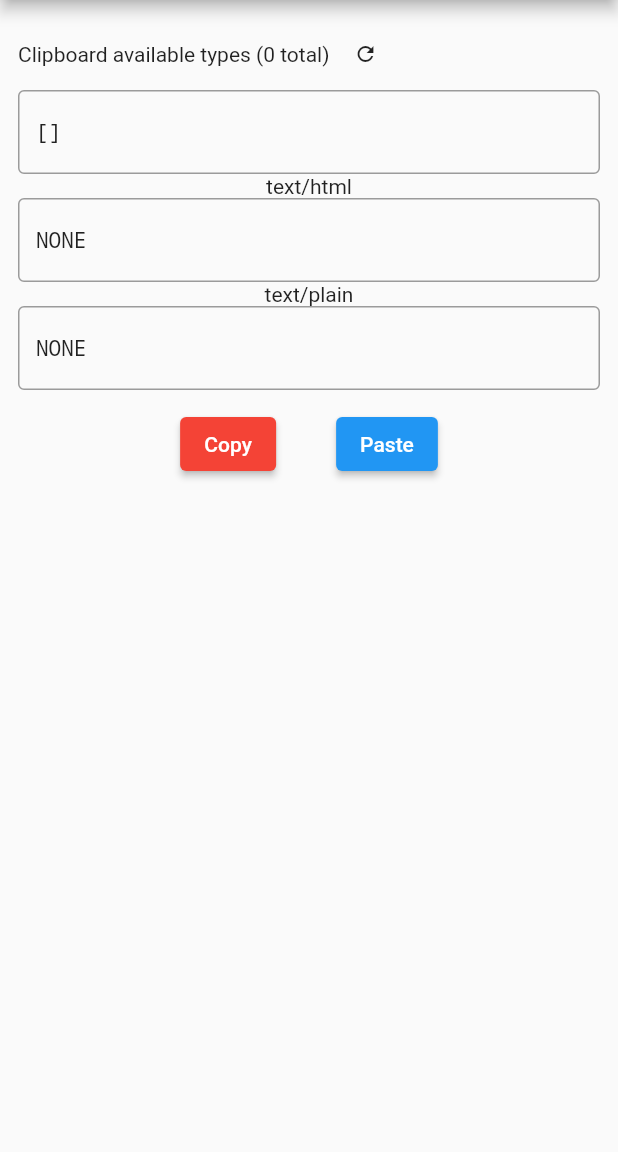
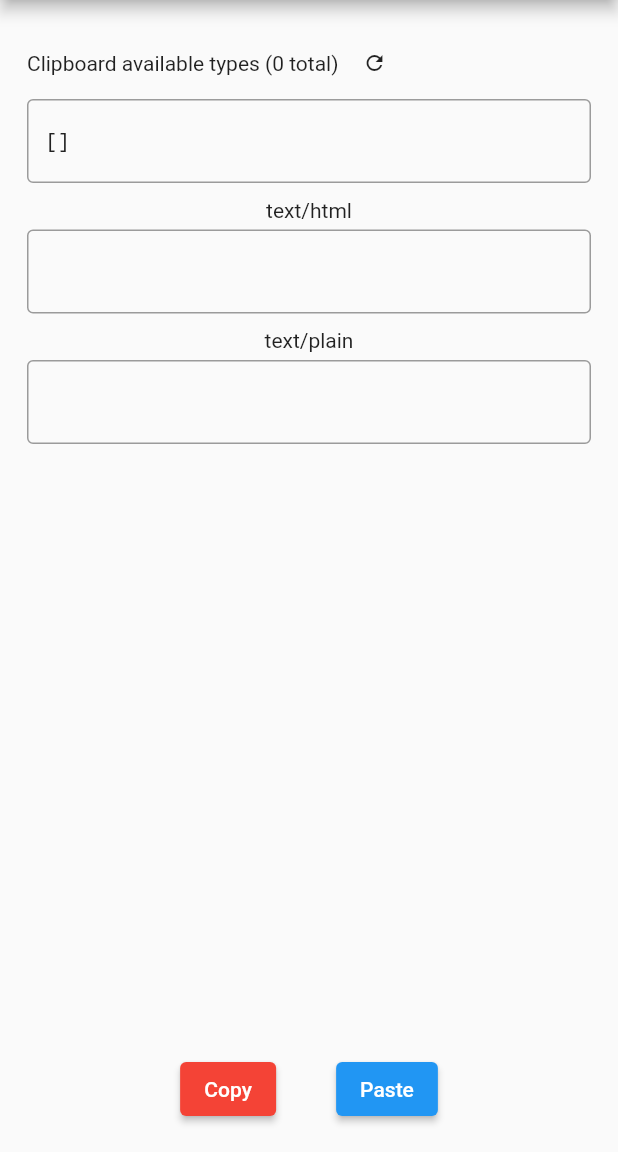
Before and after one commit to BringingFire/rich_clipboard, a Flutter app: the screen it shows after launch, after a tap on "Paste", on a phone screen of 412 x 824 dp, the part 84-1236 px from its top. Run offline on Flutter 3.47's test engine with Material 2 defaults, Android fonts, the phone set to English and light mode, and no system bars; our stand-ins replace gap.

Commit message:
Making minor improvements to the example app

```diff
--- a/example/lib/pages/rich_clipboard.dart
+++ b/example/lib/pages/rich_clipboard.dart
@@ -4,10 +4,10 @@ import 'package:flutter/material.dart';
 import 'package:gap/gap.dart';
 import 'package:rich_clipboard/rich_clipboard.dart';
 
+const kTextPlain = 'text/plain';
+const kTextHtml = 'text/html';
+
 class RichClipboardPage extends StatefulWidget {
-  static String kTextPlain = 'text/plain';
-  static String kTextHtml = 'text/html';
-
   const RichClipboardPage({Key? key}) : super(key: key);
 
   @override
@@ -52,9 +52,12 @@ class _RichClipboardPageState extends State<RichClipboardPage> {
       fontFamilyFallback: ['Menlo', 'Consolas', 'Roboto Mono'],
       fontFeatures: const [FontFeature.tabularFigures()],
     );
-    return SingleChildScrollView(
-      child: Padding(
-        padding: const EdgeInsets.all(12.0),
+    return Padding(
+      padding: const EdgeInsets.all(18),
+      child: Column(
+        children: [
+          Expanded(
+            child: SingleChildScrollView(
               child: Center(
                 child: Column(
                   mainAxisSize: MainAxisSize.min,
@@ -63,7 +66,8 @@ class _RichClipboardPageState extends State<RichClipboardPage> {
                   children: [
                     Row(
                       children: [
-                  Text('Clipboard available types ($_availableCount total)'),
+                        Text(
+                            'Clipboard available types ($_availableCount total)'),
                         IconButton(
                           onPressed: _refreshTypes,
                           iconSize: 16,
@@ -80,23 +84,35 @@ class _RichClipboardPageState extends State<RichClipboardPage> {
                       maxLines: null,
                       readOnly: true,
                       style: monoStyle,
-                decoration: const InputDecoration(border: OutlineInputBorder()),
+                      decoration:
+                          const InputDecoration(border: OutlineInputBorder()),
                     ),
-              const Text('text/html'),
+                    const Gap(10),
+                    const Text(kTextHtml),
+                    const Gap(5),
                     TextField(
                       controller: _htmlContentsController,
                       minLines: 1,
                       maxLines: null,
                       style: monoStyle,
-                decoration: const InputDecoration(border: OutlineInputBorder()),
+                      decoration:
+                          const InputDecoration(border: OutlineInputBorder()),
                     ),
-              const Text('text/plain'),
+                    const Gap(10),
+                    const Text(kTextPlain),
+                    const Gap(5),
                     TextField(
                       controller: _textContentsController,
                       minLines: 1,
                       maxLines: null,
                       style: monoStyle,
-                decoration: const InputDecoration(border: OutlineInputBorder()),
+                      decoration:
+                          const InputDecoration(border: OutlineInputBorder()),
+                    ),
+                  ],
+                ),
+              ),
+            ),
           ),
           const Gap(12),
           Row(
@@ -121,8 +137,8 @@ class _RichClipboardPageState extends State<RichClipboardPage> {
                 onPressed: () async {
                   await _refreshTypes();
                   final data = await RichClipboard.getData();
-                      _htmlContentsController.text = data.html ?? 'NONE';
-                      _textContentsController.text = data.text ?? 'NONE';
+                  _htmlContentsController.text = data.html ?? '';
+                  _textContentsController.text = data.text ?? '';
                 },
                 child: const Text('Paste'),
               ),
@@ -130,8 +146,6 @@ class _RichClipboardPageState extends State<RichClipboardPage> {
           ),
         ],
       ),
-        ),
-      ),
     );
   }
 }
```
Lines whose indentation alone changed are shown as unchanged.
